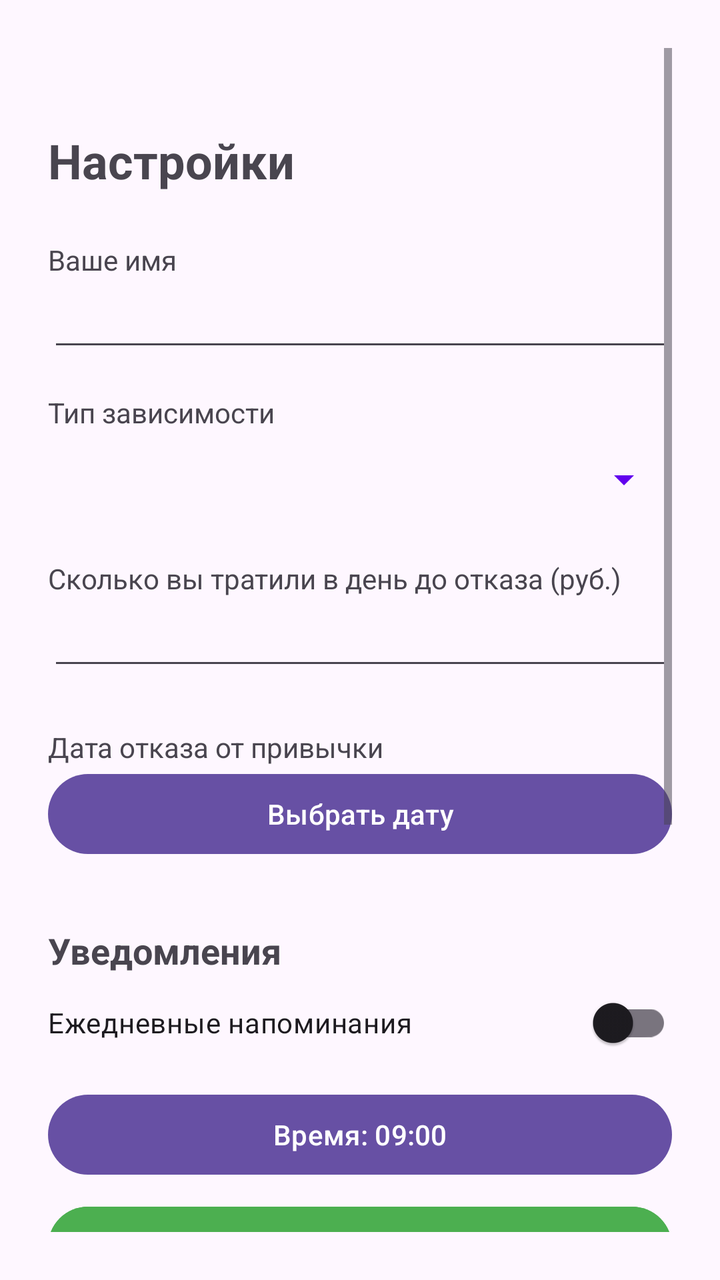
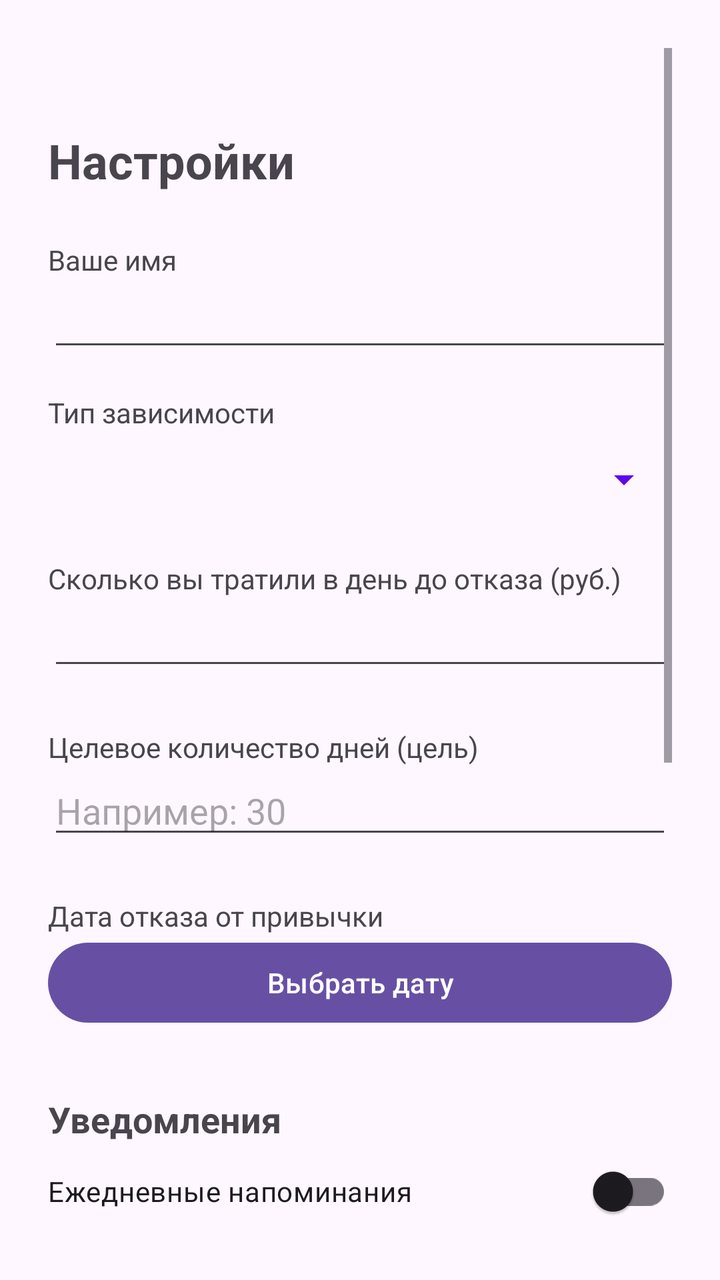

Before-and-after screenshots of an Android layout around one commit, followed by the original layout XML and the change that was made.
<!-- AndroidManifest.xml: application theme Theme.Tracker -->
<!-- res/layout/fragment_settings.xml -->
<?xml version="1.0" encoding="utf-8"?>
<ScrollView xmlns:android="http://schemas.android.com/apk/res/android"
    android:layout_width="match_parent"
    android:layout_height="match_parent"
    android:padding="24dp">

    <LinearLayout
        android:layout_width="match_parent"
        android:layout_height="wrap_content"
        android:orientation="vertical"
        android:paddingTop="40dp"
        android:paddingBottom="40dp">

        <TextView
            android:layout_width="wrap_content"
            android:layout_height="wrap_content"
            android:text="Настройки"
            android:textSize="24sp"
            android:textStyle="bold"
            android:layout_marginBottom="24dp"/>

        <TextView
            android:layout_width="wrap_content"
            android:layout_height="wrap_content"
            android:text="Ваше имя" />
        <EditText
            android:id="@+id/etSettingsName"
            android:layout_width="match_parent"
            android:layout_height="wrap_content"
            android:inputType="textPersonName"
            android:layout_marginBottom="16dp"/>

        <TextView
            android:layout_width="wrap_content"
            android:layout_height="wrap_content"
            android:text="Тип зависимости" />
        <Spinner
            android:id="@+id/spinnerSettingsAddiction"
            android:layout_width="match_parent"
            android:layout_height="48dp"
            android:layout_marginBottom="16dp"
            android:backgroundTint="#6200EE"/>

        <TextView
            android:layout_width="wrap_content"
            android:layout_height="wrap_content"
            android:text="Сколько вы тратили в день до отказа (руб.)" />
        <EditText
            android:id="@+id/etSettingsBudget"
            android:layout_width="match_parent"
            android:layout_height="wrap_content"
            android:inputType="numberDecimal"
            android:layout_marginBottom="24dp"/>

        <TextView
            android:layout_width="wrap_content"
            android:layout_height="wrap_content"
            android:text="Дата отказа от привычки" />
        <Button
            android:id="@+id/btnPickQuitDate"
            android:layout_width="match_parent"
            android:layout_height="wrap_content"
            android:text="Выбрать дату"
            android:layout_marginBottom="16dp"/>


        
        <TextView
            android:layout_width="wrap_content"
            android:layout_height="wrap_content"
            android:text="Уведомления"
            android:textStyle="bold"
            android:textSize="18sp"
            android:layout_marginTop="16dp"/>

        <androidx.appcompat.widget.SwitchCompat
            android:id="@+id/switchNotifications"
            android:layout_width="match_parent"
            android:layout_height="wrap_content"
            android:text="Ежедневные напоминания"
            android:layout_marginBottom="8dp"/>

        <Button
            android:id="@+id/btnPickTime"
            android:layout_width="match_parent"
            android:layout_height="wrap_content"
            android:text="Время: 09:00"
            android:layout_marginBottom="8dp"/>

        <Button
            android:id="@+id/btnTestNotification"
            android:layout_width="match_parent"
            android:layout_height="wrap_content"
            android:text="Прислать тестовое уведомление"
            android:backgroundTint="#4CAF50"
            android:layout_marginBottom="24dp"/>

        
        <TextView
            android:layout_width="wrap_content"
            android:layout_height="wrap_content"
            android:text="Тема приложения"
            android:textStyle="bold"
            android:textSize="18sp"
            android:layout_marginTop="16dp"/>

        <RadioGroup
            android:id="@+id/radioGroupTheme"
            android:layout_width="match_parent"
            android:layout_height="wrap_content"
            android:layout_marginBottom="32dp">
            <RadioButton
                android:id="@+id/radioLight"
                android:layout_width="wrap_content"
                android:layout_height="wrap_content"
                android:text="Светлая" />
            <RadioButton
                android:id="@+id/radioDark"
                android:layout_width="wrap_content"
                android:layout_height="wrap_content"
                android:text="Темная" />
            <RadioButton
                android:id="@+id/radioSystem"
                android:layout_width="wrap_content"
                android:layout_height="wrap_content"
                android:text="Системная" />
        </RadioGroup>

        
        <Button
            android:id="@+id/btnSaveSettings"
            android:layout_width="match_parent"
            android:layout_height="wrap_content"
            android:text="Сохранить настройки" />


    </LinearLayout>
</ScrollView>
<!-- resources referenced by this layout -->
<resources>
  <style name="Theme.Tracker" parent="Base.Theme.Tracker" />
  <style name="Base.Theme.Tracker" parent="Theme.Material3.DayNight.NoActionBar">
          
          
      </style>
</resources>

<!-- the commit's change to res/layout/fragment_settings.xml (unified diff, before → after) -->
@@ -50,6 +50,18 @@
             android:layout_width="match_parent"
             android:layout_height="wrap_content"
             android:inputType="numberDecimal"
+            android:layout_marginBottom="24dp"/>
+
+        <TextView
+            android:layout_width="wrap_content"
+            android:layout_height="wrap_content"
+            android:text="Целевое количество дней (цель)" />
+        <EditText
+            android:id="@+id/etTargetDays"
+            android:layout_width="match_parent"
+            android:layout_height="wrap_content"
+            android:inputType="number"
+            android:hint="Например: 30"
             android:layout_marginBottom="24dp"/>
 
         <TextView
